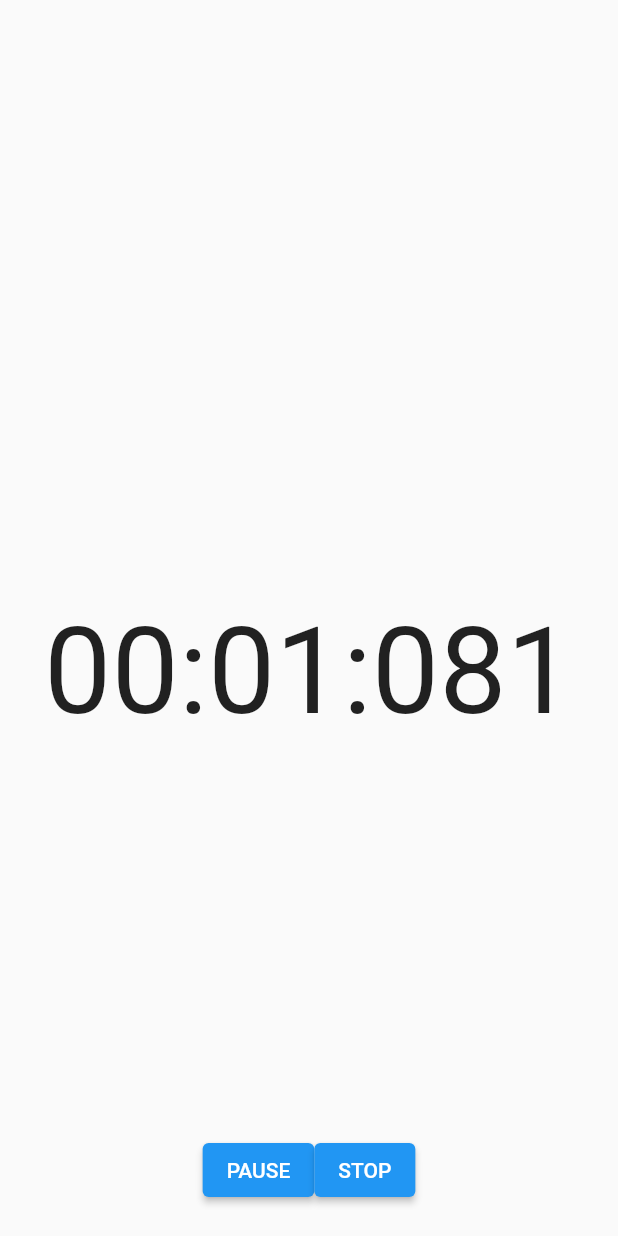
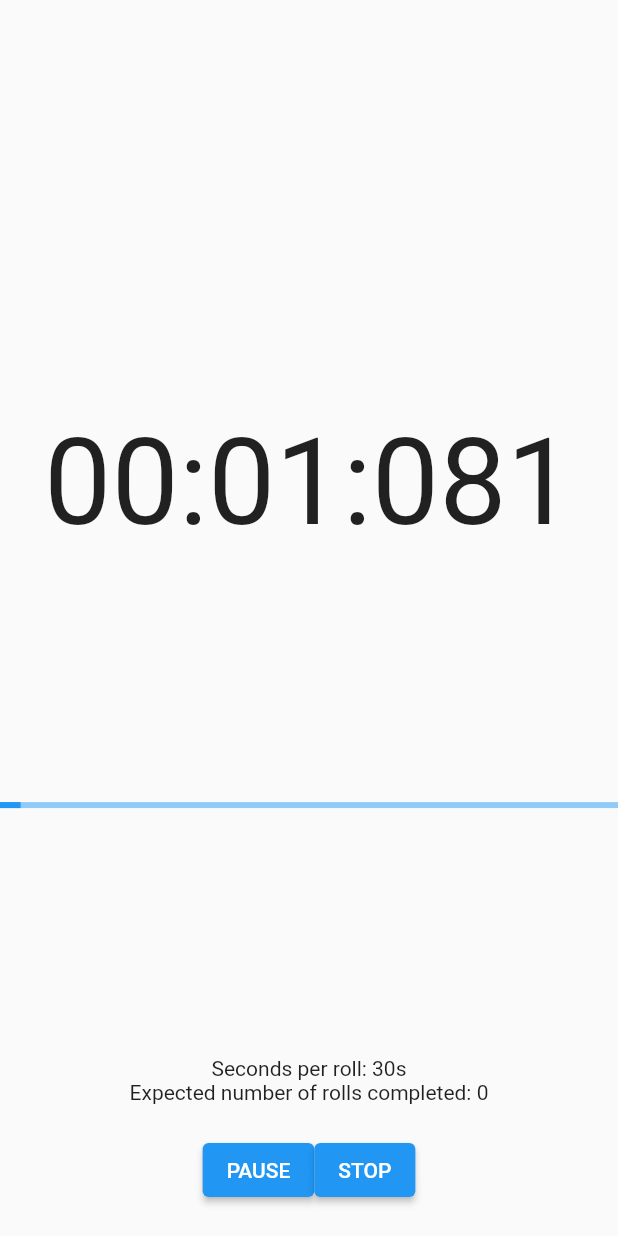
Before and after one commit to G-Tang2/sushi-stopwatch, a Flutter app: the screen it shows after launch, after a tap on "START", on a phone screen of 412 x 824 dp. Run offline on Flutter 3.47's test engine with Material 2 defaults, Android fonts, the light colour scheme and no system bars; our stand-ins replace audioplayers.

Commit message:
Home page passes seconds per roll and number of rolls to stopwatch page

```diff
--- a/lib/page/home_page.dart
+++ b/lib/page/home_page.dart
@@ -1,4 +1,7 @@
 import 'package:flutter/material.dart';
+import 'package:sushi_stopwatch/page/results_page.dart';
+import 'package:sushi_stopwatch/page/stopwatch_page.dart';
+import 'package:sushi_stopwatch/route_generator.dart';
 
 class HomePage extends StatefulWidget {
   static const String route = '/';
@@ -52,7 +55,8 @@ class _HomePageState extends State<HomePage> {
   Widget buildStopwatchButtons() {
     return ElevatedButton(
         onPressed: () {
-          Navigator.pushNamed(context, '/stopwatch');
+          Navigator.pushNamed(context, StopWatchPage.route,
+              arguments: StopwatchArguments(_secondsPerRoll, _numberOfRolls));
         },
         child: const Text('START'));
   }
--- a/lib/page/stopwatch_page.dart
+++ b/lib/page/stopwatch_page.dart
@@ -8,8 +8,11 @@ import 'package:sushi_stopwatch/widget/formatted_time.dart';
 
 class StopWatchPage extends StatefulWidget {
   static const String route = '/stopwatch';
+  final double secondsPerRoll;
+  final double numberOfRolls;
 
-  const StopWatchPage({Key? key}) : super(key: key);
+  const StopWatchPage(this.secondsPerRoll, this.numberOfRolls, {Key? key})
+      : super(key: key);
 
   @override
   _StopwatchPageState createState() => _StopwatchPageState();
@@ -18,8 +21,6 @@ class StopWatchPage extends StatefulWidget {
 class _StopwatchPageState extends State<StopWatchPage> {
   Duration _duration = const Duration();
   Timer? _timer;
-  double _secondsPerRoll = 30;
-  double _numberOfRolls = 8;
   int _expectedCompletedRolls = 0;
   final int _intervalInMilliseconds = 47;
   final AudioCache _audioCache = AudioCache(
@@ -45,6 +46,11 @@ class _StopwatchPageState extends State<StopWatchPage> {
                   const Spacer(flex: 5),
                   FormattedTime(_duration).buildTime(),
                   const Spacer(flex: 3),
+                  LinearProgressIndicator(
+                      value: (_duration.inSeconds % widget.secondsPerRoll) /
+                          widget.secondsPerRoll),
+                  const Spacer(flex: 3),
+                  configFields()
                 ])),
                 Container(
                   child: buildStopwatchButtons(),
@@ -60,7 +66,7 @@ class _StopwatchPageState extends State<StopWatchPage> {
       _duration = Duration(milliseconds: milliseconds);
     });
 
-    intervalNotification(_secondsPerRoll);
+    intervalNotification(widget.secondsPerRoll);
   }
 
   void intervalNotification(double intervalInSeconds) {
@@ -98,12 +104,23 @@ class _StopwatchPageState extends State<StopWatchPage> {
         onPressed: () {
           pauseTimer(resets: false);
           Navigator.pushNamed(context, ResultsPage.route,
-                  arguments: ResultsArguments(_duration, _numberOfRolls))
+                  arguments: ResultsArguments(_duration, widget.numberOfRolls))
               .then((value) {
             reset();
           });
         },
         child: const Text('STOP'));
+  }
+
+  Widget configFields() {
+    return Column(
+        mainAxisAlignment: MainAxisAlignment.center,
+        children: <Widget>[
+          Column(children: <Widget>[
+            Text('Seconds per roll: ${widget.secondsPerRoll.round()}s'),
+            Text('Expected number of rolls completed: $_expectedCompletedRolls')
+          ])
+        ]);
   }
 
   Widget buildStopwatchButtons() {
@@ -124,16 +141,4 @@ class _StopwatchPageState extends State<StopWatchPage> {
           : ElevatedButton(onPressed: pauseTimer, child: const Text('RESET')),
     ]);
   }
-
-  void updateSecondPerRoll(double value) {
-    setState(() {
-      _secondsPerRoll = value;
-    });
-  }
-
-  void updateNumberOfRolls(double value) {
-    setState(() {
-      _numberOfRolls = value;
-    });
-  }
 }
--- a/lib/route_generator.dart
+++ b/lib/route_generator.dart
@@ -11,22 +11,38 @@ class ResultsArguments {
   ResultsArguments(this.duration, this.numberOfRolls);
 }
 
+class StopwatchArguments {
+  final double secondsPerRoll;
+  final double numberOfRolls;
+
+  StopwatchArguments(this.secondsPerRoll, this.numberOfRolls);
+}
+
 class RouteGenerator {
   static Route<dynamic> generateRoute(RouteSettings settings) {
-    ResultsArguments? args;
-    if (settings.arguments != null) {
-      args = settings.arguments as ResultsArguments;
-    }
+    var args;
 
     switch (settings.name) {
       case HomePage.route:
         return MaterialPageRoute(builder: (context) => const HomePage());
       case StopWatchPage.route:
-        return MaterialPageRoute(builder: (context) => const StopWatchPage());
+        if (settings.arguments is StopwatchArguments) {
+          args = settings.arguments as StopwatchArguments;
+          return MaterialPageRoute(
+              builder: (context) =>
+                  StopWatchPage(args.secondsPerRoll, args.numberOfRolls));
+        } else {
+          return _errorRoute();
+        }
       case ResultsPage.route:
-        return MaterialPageRoute(
-            builder: (context) =>
-                ResultsPage(args!.duration, args.numberOfRolls));
+        if (settings.arguments is ResultsArguments) {
+          args = settings.arguments as ResultsArguments;
+          return MaterialPageRoute(
+              builder: (context) =>
+                  ResultsPage(args.duration, args.numberOfRolls));
+        } else {
+          return _errorRoute();
+        }
       default:
         return _errorRoute();
     }
```
